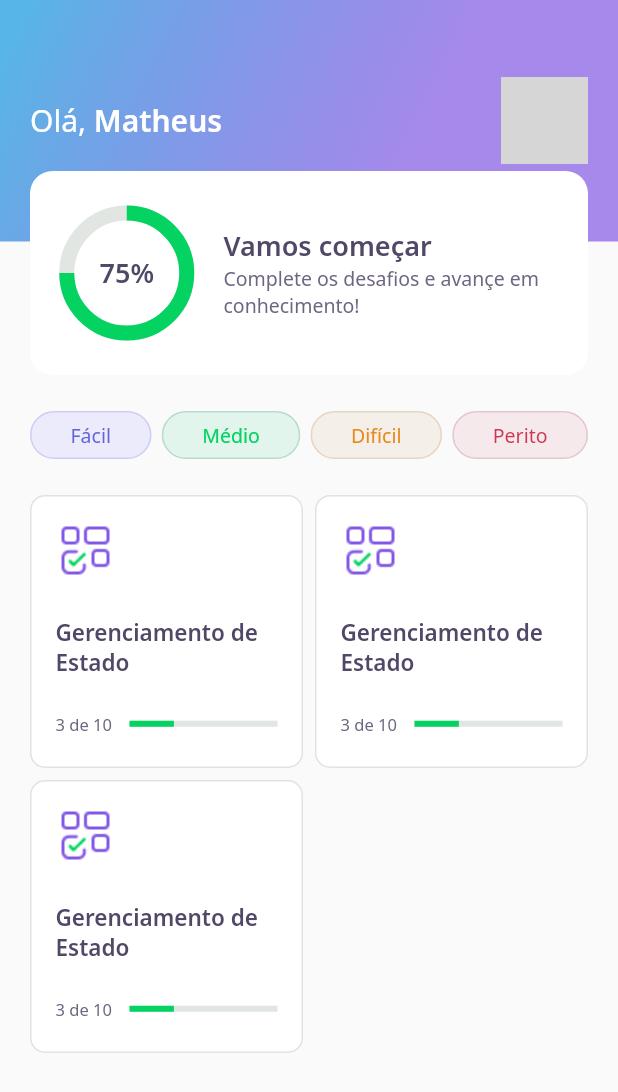
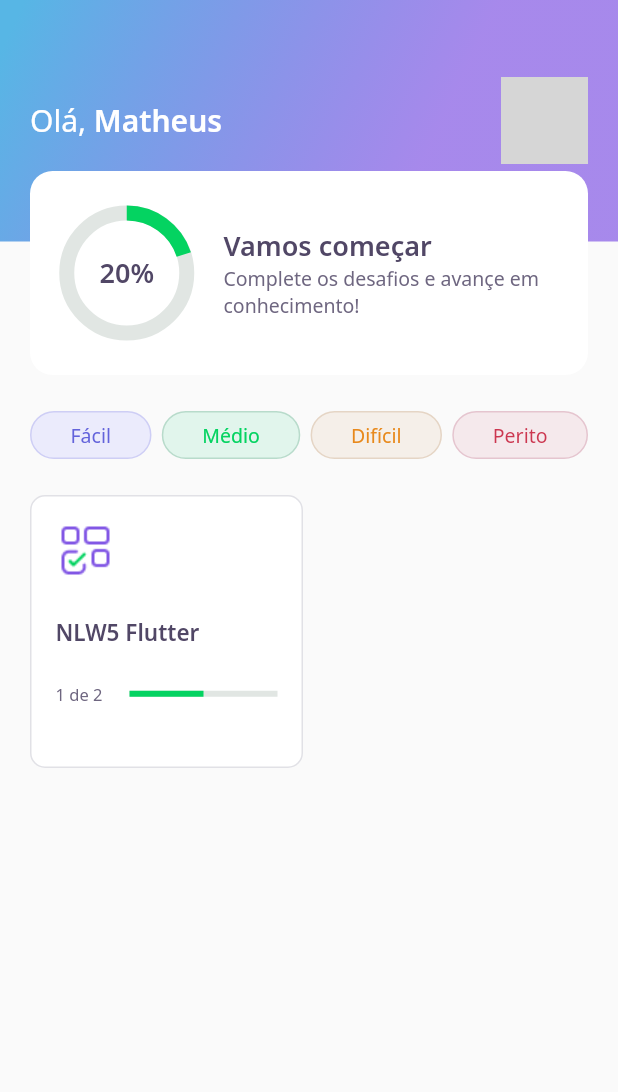
Before and after one commit to mitestainer/nlw5-flutter, a Flutter app: the HomePage screen opened directly, on a phone screen of 412 x 824 dp. Shown: the top 1092 px of the screen. Run offline on Flutter 3.47's test engine with Material 2 defaults, Android fonts, the phone set to English and light mode, and no system bars; our stand-ins replace google_fonts; accounts and stored records are empty; network calls fail; grey boxes are pictures that could not be loaded.

Commit message:
NLW5 - Day 3

```diff
--- /dev/null
+++ b/assets/database/user.json
@@ -0,0 +1,5 @@
+{
+    "name": "Matheus",
+    "score": 20,
+    "photoUrl": "https://avatars.githubusercontent.com/u/37314933?v=4"
+}
--- a/lib/core/app_widget.dart
+++ b/lib/core/app_widget.dart
@@ -1,7 +1,7 @@
 //import 'package:devquiz/home/home_page.dart';
 //import 'package:devquiz/splash/splash_page.dart';
-import 'package:devquiz/challenge/challenge_page.dart';
-//import 'package:devquiz/home/home_page.dart';
+//import 'package:devquiz/challenge/challenge_page.dart';
+import 'package:devquiz/home/home_page.dart';
 //import 'package:devquiz/splash/splash_page.dart';
 import 'package:flutter/material.dart';
 
@@ -10,7 +10,7 @@ class AppWidget extends StatelessWidget {
   Widget build(BuildContext context) {
     return MaterialApp(
       title: "DevQuiz",
-      home: ChallengePage(),
+      home: HomePage(),
     );
   }
 }
--- /dev/null
+++ b/lib/home/home_controller.dart
@@ -0,0 +1,31 @@
+import 'package:devquiz/core/app_images.dart';
+import 'package:devquiz/home/home_repository.dart';
+import 'package:devquiz/home/home_state.dart';
+import 'package:devquiz/shared/models/answer_model.dart';
+import 'package:devquiz/shared/models/question_model.dart';
+import 'package:devquiz/shared/models/quiz_model.dart';
+import 'package:devquiz/shared/models/user_model.dart';
+import 'package:flutter/material.dart';
+
+class HomeController {
+  final stateNotifier = ValueNotifier<HomeState>(HomeState.empty);
+  set state(HomeState state) => stateNotifier.value = state;
+  HomeState get state => stateNotifier.value;
+
+  UserModel? user;
+  List<QuizModel>? quizzes;
+
+  final repository = HomeRepository();
+
+  void getUser() async {
+    state = HomeState.loading;
+    user = await repository.getUser();
+    state = HomeState.success;
+  }
+
+  void getQuizzes() async {
+    state = HomeState.loading;
+    quizzes = await repository.getQuizzes();
+    state = HomeState.success;
+  }
+}
--- a/lib/home/home_page.dart
+++ b/lib/home/home_page.dart
@@ -1,7 +1,11 @@
+import 'package:devquiz/core/app_colors.dart';
+import 'package:devquiz/home/home_controller.dart';
 import 'package:devquiz/home/widgets/app_bar/app_bar_widget.dart';
 import 'package:devquiz/home/widgets/level_button/level_button_widget.dart';
 import 'package:devquiz/home/widgets/quiz_card/quiz_card_widget.dart';
 import 'package:flutter/material.dart';
+
+import 'home_state.dart';
 
 class HomePage extends StatefulWidget {
   HomePage({Key? key}) : super(key: key);
@@ -11,10 +15,24 @@ class HomePage extends StatefulWidget {
 }
 
 class _HomePageState extends State<HomePage> {
+  final controller = HomeController();
+  @override
+  void initState() {
+    super.initState();
+    controller.getUser();
+    controller.getQuizzes();
+    controller.stateNotifier.addListener(() {
+      setState(() {});
+    });
+  }
+
   @override
   Widget build(BuildContext context) {
-    return Scaffold(
-        appBar: AppBarWidget(),
+    if (controller.state == HomeState.success) {
+      return Scaffold(
+        appBar: AppBarWidget(
+          user: controller.user!,
+        ),
         body: Padding(
           padding: const EdgeInsets.symmetric(horizontal: 20),
           child: Column(
@@ -36,15 +54,28 @@ class _HomePageState extends State<HomePage> {
                   crossAxisCount: 2,
                   crossAxisSpacing: 8,
                   mainAxisSpacing: 8,
-                  children: [
-                    QuizCardWidget(),
-                    QuizCardWidget(),
-                    QuizCardWidget()
-                  ],
+                  children: controller.quizzes!
+                      .map((e) => QuizCardWidget(
+                            title: e.title,
+                            completed: e.questionAnswered,
+                            length: e.questions.length,
+                            //percent: e.questionAnswered / e.questions.length,
+                          ))
+                      .toList(),
                 ),
               )
             ],
           ),
-        ));
+        ),
+      );
+    } else {
+      return Scaffold(
+        body: Center(
+          child: CircularProgressIndicator(
+            valueColor: AlwaysStoppedAnimation<Color>(AppColors.darkGreen),
+          ),
+        ),
+      );
+    }
   }
 }
--- /dev/null
+++ b/lib/home/home_state.dart
@@ -0,0 +1 @@
+enum HomeState { success, loading, error, empty }
--- a/lib/home/widgets/app_bar/app_bar_widget.dart
+++ b/lib/home/widgets/app_bar/app_bar_widget.dart
@@ -1,10 +1,12 @@
 import 'package:devquiz/core/app_gradients.dart';
 import 'package:devquiz/core/app_text_styles.dart';
 import 'package:devquiz/home/widgets/scorecard/scorecard_widget.dart';
+import 'package:devquiz/shared/models/user_model.dart';
 import 'package:flutter/material.dart';
 
 class AppBarWidget extends PreferredSize {
-  AppBarWidget()
+  final UserModel user;
+  AppBarWidget({required this.user})
       : super(
             preferredSize: Size.fromHeight(250),
             child: Container(
@@ -24,22 +26,27 @@ class AppBarWidget extends PreferredSize {
                             style: AppTextStyles.title,
                             children: [
                               TextSpan(
-                                  text: 'Matheus',
+                                  text: user.name,
                                   style: AppTextStyles.titleBold)
                             ])),
                         Container(
-                            width: 58,
-                            height: 58,
-                            decoration: BoxDecoration(
-                                borderRadius: BorderRadius.circular(10),
-                                image: DecorationImage(
-                                    image: NetworkImage(
-                                        'https://avatars.githubusercontent.com/u/37314933?v=4'))))
+                          width: 58,
+                          height: 58,
+                          decoration: BoxDecoration(
+                            borderRadius: BorderRadius.circular(10),
+                            image: DecorationImage(
+                              image: NetworkImage(user.photoUrl),
+                            ),
+                          ),
+                        )
                       ],
                     ),
                   ),
                   Align(
-                      alignment: Alignment(0.0, 1.0), child: ScorecardWidget())
+                      alignment: Alignment(0.0, 1.0),
+                      child: ScorecardWidget(
+                        score: user.score,
+                      ))
                 ],
               ),
             ));
--- a/lib/home/widgets/chart/chart_widget.dart
+++ b/lib/home/widgets/chart/chart_widget.dart
@@ -1,9 +1,11 @@
 import 'package:devquiz/core/app_colors.dart';
 import 'package:devquiz/core/app_text_styles.dart';
+import 'package:devquiz/shared/models/user_model.dart';
 import 'package:flutter/material.dart';
 
 class ChartWidget extends StatelessWidget {
-  const ChartWidget({Key? key}) : super(key: key);
+  final int score;
+  const ChartWidget({Key? key, required this.score}) : super(key: key);
 
   @override
   Widget build(BuildContext context) {
@@ -19,7 +21,7 @@ class ChartWidget extends StatelessWidget {
               child: CircularProgressIndicator(
                 strokeWidth: 10,
                 backgroundColor: AppColors.chartSecondary,
-                value: .75,
+                value: score / 100,
                 valueColor:
                     AlwaysStoppedAnimation<Color>(AppColors.chartPrimary),
               ),
@@ -27,7 +29,7 @@ class ChartWidget extends StatelessWidget {
           ),
           Center(
             child: Text(
-              "75%",
+              "$score%",
               style: AppTextStyles.heading,
             ),
           )
--- a/lib/home/widgets/quiz_card/quiz_card_widget.dart
+++ b/lib/home/widgets/quiz_card/quiz_card_widget.dart
@@ -5,7 +5,17 @@ import 'package:devquiz/shared/widgets/progress_indicator/progress_indicator_wid
 import 'package:flutter/material.dart';
 
 class QuizCardWidget extends StatelessWidget {
-  const QuizCardWidget({Key? key}) : super(key: key);
+  final String title;
+  final int completed;
+  final int length;
+  //final double percent;
+  const QuizCardWidget({
+    Key? key,
+    required this.title,
+    required this.completed,
+    required this.length,
+    //required this.percent,
+  }) : super(key: key);
 
   @override
   Widget build(BuildContext context) {
@@ -22,18 +32,20 @@ class QuizCardWidget extends StatelessWidget {
               height: 40, width: 40, child: Image.asset(AppImages.blocks)),
           SizedBox(height: 24),
           Text(
-            'Gerenciamento de Estado',
+            title,
             style: AppTextStyles.heading15,
           ),
           SizedBox(height: 24),
           Row(
             children: [
               Expanded(
-                  flex: 1, child: Text('3 de 10', style: AppTextStyles.body11)),
+                  flex: 1,
+                  child: Text('$completed de $length',
+                      style: AppTextStyles.body11)),
               Expanded(
                   flex: 2,
                   child: ProgressIndicatorWidget(
-                    value: 0.3,
+                    value: completed / length,
                   ))
             ],
           ),
--- a/lib/home/widgets/scorecard/scorecard_widget.dart
+++ b/lib/home/widgets/scorecard/scorecard_widget.dart
@@ -4,7 +4,8 @@ import 'package:devquiz/home/widgets/chart/chart_widget.dart';
 import 'package:flutter/material.dart';
 
 class ScorecardWidget extends StatelessWidget {
-  ScorecardWidget({Key? key}) : super(key: key);
+  final int score;
+  ScorecardWidget({Key? key, required this.score}) : super(key: key);
 
   @override
   Widget build(BuildContext context) {
@@ -19,7 +20,11 @@ class ScorecardWidget extends StatelessWidget {
           child: Row(
             crossAxisAlignment: CrossAxisAlignment.center,
             children: [
-              Expanded(flex: 1, child: ChartWidget()),
+              Expanded(
+                  flex: 1,
+                  child: ChartWidget(
+                    score: score,
+                  )),
               Expanded(
                   flex: 3,
                   child: Padding(
--- /dev/null
+++ b/lib/shared/models/quiz_model.dart
@@ -0,0 +1,65 @@
+import 'dart:convert';
+
+import 'package:devquiz/shared/models/question_model.dart';
+
+enum Level { facil, medio, dificil, perito }
+
+extension LevelStringExt on String {
+  Level get parse => {
+        "facil": Level.facil,
+        "medio": Level.medio,
+        "dificil": Level.dificil,
+        "perito": Level.perito
+      }[this]!;
+}
+
+extension LevelExt on Level {
+  String get parse => {
+        Level.facil: "facil",
+        Level.medio: "medio",
+        Level.dificil: "dificil",
+        Level.perito: "perito"
+      }[this]!;
+}
+
+class QuizModel {
+  final String title;
+  final List<QuestionModel> questions;
+  final int questionAnswered;
+  final String imagem;
+  final Level level;
+
+  QuizModel({
+    required this.title,
+    required this.questions,
+    this.questionAnswered = 0,
+    required this.imagem,
+    required this.level,
+  });
+
+  Map<String, dynamic> toMap() {
+    return {
+      'title': title,
+      'questions': questions.map((x) => x.toMap()).toList(),
+      'questionAnswered': questionAnswered,
+      'imagem': imagem,
+      'level': level.parse,
+    };
+  }
+
+  factory QuizModel.fromMap(Map<String, dynamic> map) {
+    return QuizModel(
+      title: map['title'],
+      questions: List<QuestionModel>.from(
+          map['questions']?.map((x) => QuestionModel.fromMap(x))),
+      questionAnswered: map['questionAnswered'],
+      imagem: map['imagem'],
+      level: map['level'].toString().parse,
+    );
+  }
+
+  String toJson() => json.encode(toMap());
+
+  factory QuizModel.fromJson(String source) =>
+      QuizModel.fromMap(json.decode(source));
+}
--- /dev/null
+++ b/lib/shared/models/user_model.dart
@@ -0,0 +1,34 @@
+import 'dart:convert';
+
+class UserModel {
+  final String name;
+  final String photoUrl;
+  final int score;
+
+  UserModel({
+    required this.name,
+    required this.photoUrl,
+    this.score = 0,
+  });
+
+  Map<String, dynamic> toMap() {
+    return {
+      'name': name,
+      'photoUrl': photoUrl,
+      'score': score,
+    };
+  }
+
+  factory UserModel.fromMap(Map<String, dynamic> map) {
+    return UserModel(
+      name: map['name'],
+      photoUrl: map['photoUrl'],
+      score: map['score'],
+    );
+  }
+
+  String toJson() => json.encode(toMap());
+
+  factory UserModel.fromJson(String source) =>
+      UserModel.fromMap(json.decode(source));
+}
--- a/pubspec.yaml
+++ b/pubspec.yaml
@@ -18,5 +18,6 @@ dev_dependencies:
 flutter:
   assets:
     - assets/images/
+    - assets/database/
 
   uses-material-design: true
```
Also changed, not shown: assets/database/quizzes.json (added, +46 -0 lines), lib/home/home_repository.dart (added, +21 -0 lines), lib/shared/models/answer_model.dart (added, +30 -0 lines), lib/shared/models/question_model.dart (added, +33 -0 lines).
